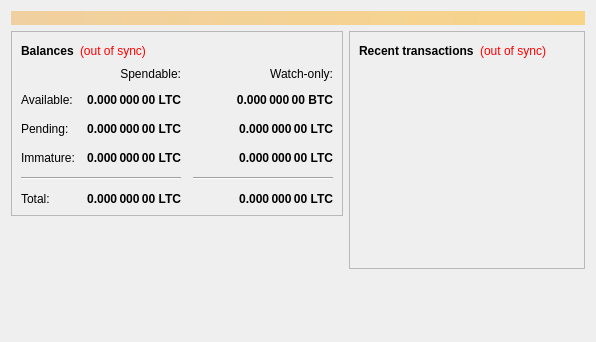
This is src/qt/forms/overviewpage.ui in nguyenductai/flashcoin as Qt 5 draws it before an edit. The edited form follows.
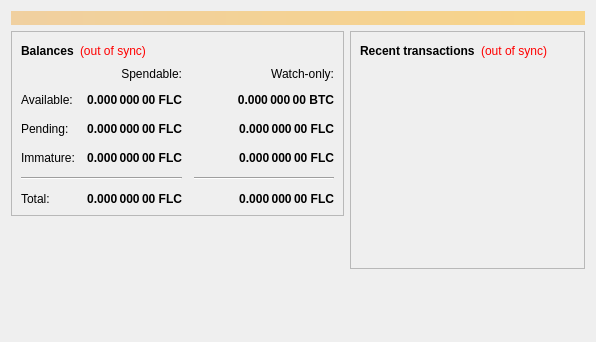
This is the edited form.

What changed in the file:
```diff
--- a/src/qt/forms/overviewpage.ui
+++ b/src/qt/forms/overviewpage.ui
@@ -112,7 +112,7 @@
                <string>Unconfirmed transactions to watch-only addresses</string>
               </property>
               <property name="text">
-               <string notr="true">0.000 000 00 LTC</string>
+               <string notr="true">0.000 000 00 FLC</string>
               </property>
               <property name="alignment">
                <set>Qt::AlignRight|Qt::AlignTrailing|Qt::AlignVCenter</set>
@@ -137,7 +137,7 @@
                <string>Total of transactions that have yet to be confirmed, and do not yet count toward the spendable balance</string>
               </property>
               <property name="text">
-               <string notr="true">0.000 000 00 LTC</string>
+               <string notr="true">0.000 000 00 FLC</string>
               </property>
               <property name="alignment">
                <set>Qt::AlignRight|Qt::AlignTrailing|Qt::AlignVCenter</set>
@@ -162,7 +162,7 @@
                <string>Mined balance in watch-only addresses that has not yet matured</string>
               </property>
               <property name="text">
-               <string notr="true">0.000 000 00 LTC</string>
+               <string notr="true">0.000 000 00 FLC</string>
               </property>
               <property name="alignment">
                <set>Qt::AlignRight|Qt::AlignTrailing|Qt::AlignVCenter</set>
@@ -220,7 +220,7 @@
                <string>Mined balance that has not yet matured</string>
               </property>
               <property name="text">
-               <string notr="true">0.000 000 00 LTC</string>
+               <string notr="true">0.000 000 00 FLC</string>
               </property>
               <property name="alignment">
                <set>Qt::AlignRight|Qt::AlignTrailing|Qt::AlignVCenter</set>
@@ -265,7 +265,7 @@
                <string>Your current total balance</string>
               </property>
               <property name="text">
-               <string notr="true">0.000 000 00 LTC</string>
+               <string notr="true">0.000 000 00 FLC</string>
               </property>
               <property name="alignment">
                <set>Qt::AlignRight|Qt::AlignTrailing|Qt::AlignVCenter</set>
@@ -290,7 +290,7 @@
                <string>Current total balance in watch-only addresses</string>
               </property>
               <property name="text">
-               <string notr="true">0.000 000 00 LTC</string>
+               <string notr="true">0.000 000 00 FLC</string>
               </property>
               <property name="alignment">
                <set>Qt::AlignRight|Qt::AlignTrailing|Qt::AlignVCenter</set>
@@ -332,7 +332,7 @@
                <string>Your current spendable balance</string>
               </property>
               <property name="text">
-               <string notr="true">0.000 000 00 LTC</string>
+               <string notr="true">0.000 000 00 FLC</string>
               </property>
               <property name="alignment">
                <set>Qt::AlignRight|Qt::AlignTrailing|Qt::AlignVCenter</set>
```
Left out of the diff: 4 changed lines with no effect on the pictures.
